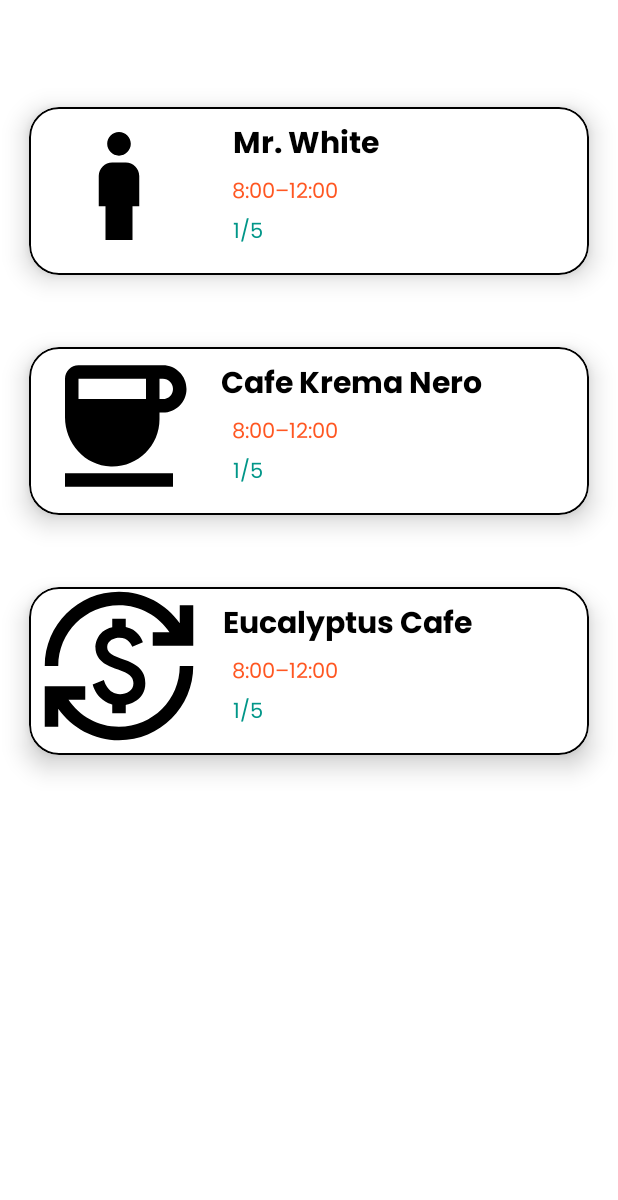
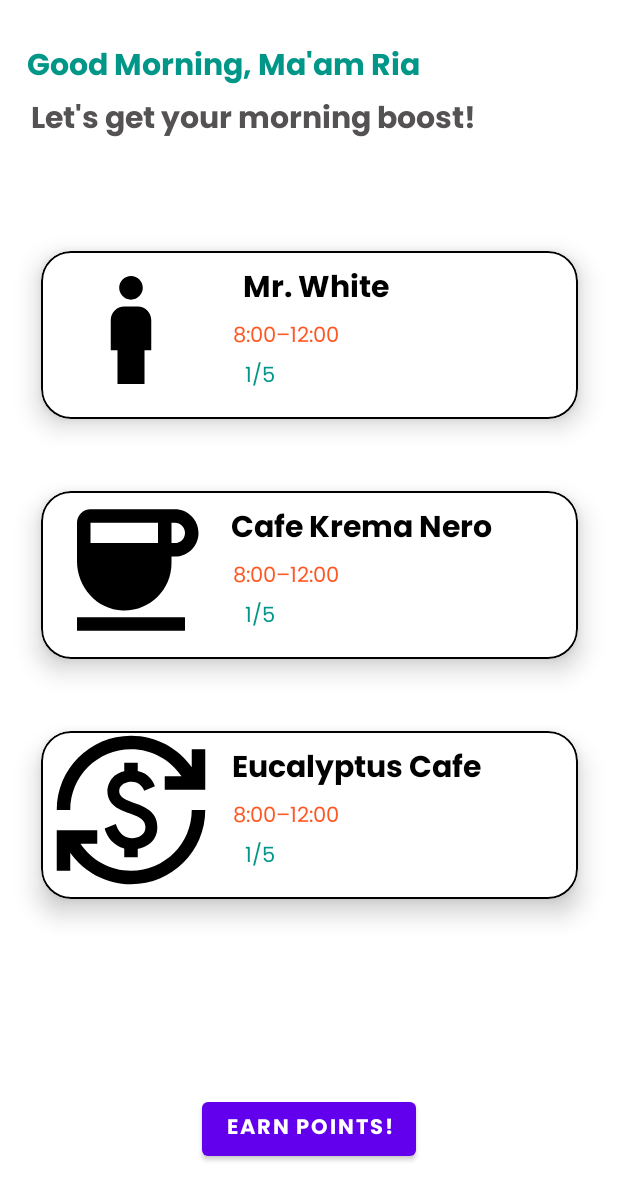
Before and after one commit to rtamera/Kappe-Hub, an Android app: the Home screen opened directly, with no data from a screen before it, on a phone screen of 412 x 824 dp. Shown: the top 1200 px of the screen. Run offline under Robolectric (Android 15) with nearby library versions, the phone set to English and light mode, and no system bars.

Commit message:
added earn points button

```diff
--- a/app/src/main/java/com/example/kappehub/Home.java
+++ b/app/src/main/java/com/example/kappehub/Home.java
@@ -4,14 +4,17 @@ import androidx.appcompat.app.AppCompatActivity;
 import androidx.recyclerview.widget.LinearLayoutManager;
 import androidx.recyclerview.widget.RecyclerView;
 
+import android.content.Intent;
 import android.os.Bundle;
+import android.view.View;
+import android.widget.Button;
 
 import java.util.ArrayList;
 
 public class Home extends AppCompatActivity {
     ArrayList<CafeModel> cafeModels = new ArrayList<>();
     int[] cafeImages ={R.drawable.ic_baseline_boy_24, R.drawable.ic_baseline_coffee_24,R.drawable.ic_baseline_currency_exchange_24};
-
+    Button earnPoints;
     @Override
     protected void onCreate(Bundle savedInstanceState) {
         super.onCreate(savedInstanceState);
@@ -24,6 +27,15 @@ public class Home extends AppCompatActivity {
         Cafe_RecyclerViewAdapter adapter = new Cafe_RecyclerViewAdapter(this, cafeModels);
         recyclerView.setAdapter(adapter);
         recyclerView.setLayoutManager(new LinearLayoutManager(this));
+
+        earnPoints = findViewById(R.id.earn_points_btn);
+        earnPoints.setOnClickListener(new View.OnClickListener() {
+            @Override
+            public void onClick(View view) {
+                Intent intent = new Intent(Home.this, QRScanner.class);
+                startActivity(intent);
+            }
+        });
     }
 
     private void setUpCafeModel(){
@@ -35,4 +47,6 @@ public class Home extends AppCompatActivity {
             cafeModels.add(new CafeModel(cafeNames[i],time[i],rating[i],cafeImages[i]));
         }
     }
+
+
 }
--- a/app/src/main/res/layout/activity_home.xml
+++ b/app/src/main/res/layout/activity_home.xml
@@ -8,10 +8,50 @@
 
     <androidx.recyclerview.widget.RecyclerView
         android:id="@+id/mRecyclerView"
-        android:layout_width="409dp"
-        android:layout_height="729dp"
+        android:layout_width="394dp"
+        android:layout_height="538dp"
         app:layout_constraintBottom_toBottomOf="parent"
         app:layout_constraintEnd_toEndOf="parent"
         app:layout_constraintStart_toStartOf="parent"
         app:layout_constraintTop_toTopOf="parent" />
+
+    <TextView
+        android:id="@+id/textView4"
+        android:layout_width="wrap_content"
+        android:layout_height="wrap_content"
+        android:layout_marginStart="17dp"
+        android:layout_marginTop="27dp"
+        android:layout_marginEnd="131dp"
+        android:fontFamily="@font/poppins_bold"
+        android:text="Good Morning, Ma'am Ria"
+        android:textColor="#009688"
+        android:textSize="20sp"
+        app:layout_constraintEnd_toEndOf="parent"
+        app:layout_constraintStart_toStartOf="parent"
+        app:layout_constraintTop_toTopOf="parent" />
+
+    <TextView
+        android:id="@+id/textView5"
+        android:layout_width="wrap_content"
+        android:layout_height="wrap_content"
+        android:layout_marginStart="17dp"
+        android:layout_marginEnd="92dp"
+        android:fontFamily="@font/poppins_bold"
+        android:text="Let's get your morning boost!"
+        android:textColor="#545252"
+        android:textSize="20sp"
+        app:layout_constraintEnd_toEndOf="parent"
+        app:layout_constraintStart_toStartOf="parent"
+        app:layout_constraintTop_toBottomOf="@+id/textView4" />
+
+    <Button
+        android:id="@+id/earn_points_btn"
+        android:layout_width="wrap_content"
+        android:layout_height="wrap_content"
+        android:fontFamily="@font/poppins_bold"
+        android:text="Earn points!"
+        app:layout_constraintBottom_toBottomOf="parent"
+        app:layout_constraintEnd_toEndOf="parent"
+        app:layout_constraintStart_toStartOf="parent"
+        app:layout_constraintTop_toBottomOf="@+id/mRecyclerView" />
 </androidx.constraintlayout.widget.ConstraintLayout>
```
